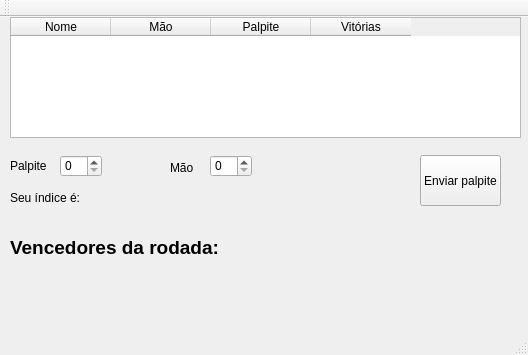
This is JogoDoPalito/mainwindow.ui in pedrocruz/JogoDoPalito as Qt 5 draws it before an edit. The edited form follows.
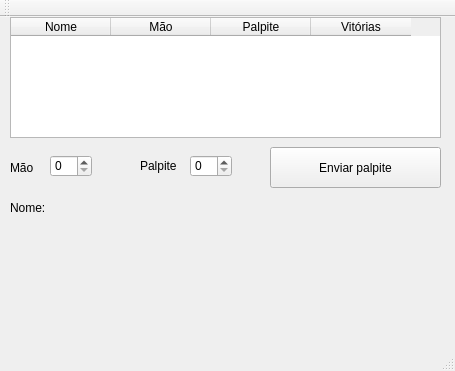
This is the edited form.

The edit to the form file:
```diff
--- a/JogoDoPalito/mainwindow.ui
+++ b/JogoDoPalito/mainwindow.ui
@@ -6,8 +6,8 @@
    <rect>
     <x>0</x>
     <y>0</y>
-    <width>528</width>
-    <height>355</height>
+    <width>455</width>
+    <height>371</height>
    </rect>
   </property>
   <property name="windowTitle">
@@ -17,10 +17,10 @@
    <widget class="QPushButton" name="guessPushButton">
     <property name="geometry">
      <rect>
-      <x>420</x>
-      <y>138</y>
-      <width>81</width>
-      <height>51</height>
+      <x>270</x>
+      <y>130</y>
+      <width>171</width>
+      <height>41</height>
      </rect>
     </property>
     <property name="text">
@@ -30,7 +30,7 @@
    <widget class="QLabel" name="guessLabel">
     <property name="geometry">
      <rect>
-      <x>10</x>
+      <x>140</x>
       <y>138</y>
       <width>121</width>
       <height>21</height>
@@ -43,7 +43,7 @@
    <widget class="QSpinBox" name="guessSelect">
     <property name="geometry">
      <rect>
-      <x>60</x>
+      <x>190</x>
       <y>138</y>
       <width>42</width>
       <height>22</height>
@@ -53,7 +53,7 @@
    <widget class="QLabel" name="handLabel">
     <property name="geometry">
      <rect>
-      <x>170</x>
+      <x>10</x>
       <y>141</y>
       <width>46</width>
       <height>20</height>
@@ -66,7 +66,7 @@
    <widget class="QSpinBox" name="handSelect">
     <property name="geometry">
      <rect>
-      <x>210</x>
+      <x>50</x>
       <y>138</y>
       <width>42</width>
       <height>22</height>
@@ -76,25 +76,12 @@
      <number>3</number>
     </property>
    </widget>
-   <widget class="QLabel" name="indexLabel">
-    <property name="geometry">
-     <rect>
-      <x>10</x>
-      <y>170</y>
-      <width>111</width>
-      <height>21</height>
-     </rect>
-    </property>
-    <property name="text">
-     <string>Seu índice é:</string>
-    </property>
-   </widget>
    <widget class="QTableWidget" name="playersTableWidget">
     <property name="geometry">
      <rect>
       <x>10</x>
       <y>0</y>
-      <width>511</width>
+      <width>431</width>
       <height>121</height>
      </rect>
     </property>
@@ -126,8 +113,8 @@
     <property name="geometry">
      <rect>
       <x>10</x>
-      <y>200</y>
-      <width>501</width>
+      <y>240</y>
+      <width>431</width>
       <height>61</height>
      </rect>
     </property>
@@ -140,7 +127,20 @@
      </font>
     </property>
     <property name="text">
-     <string>Vencedores da rodada:</string>
+     <string/>
+    </property>
+   </widget>
+   <widget class="QLabel" name="nameLabel">
+    <property name="geometry">
+     <rect>
+      <x>10</x>
+      <y>180</y>
+      <width>121</width>
+      <height>21</height>
+     </rect>
+    </property>
+    <property name="text">
+     <string>Nome: </string>
     </property>
    </widget>
   </widget>
```
Left out of the diff: 4 changed lines with no effect on the pictures.
